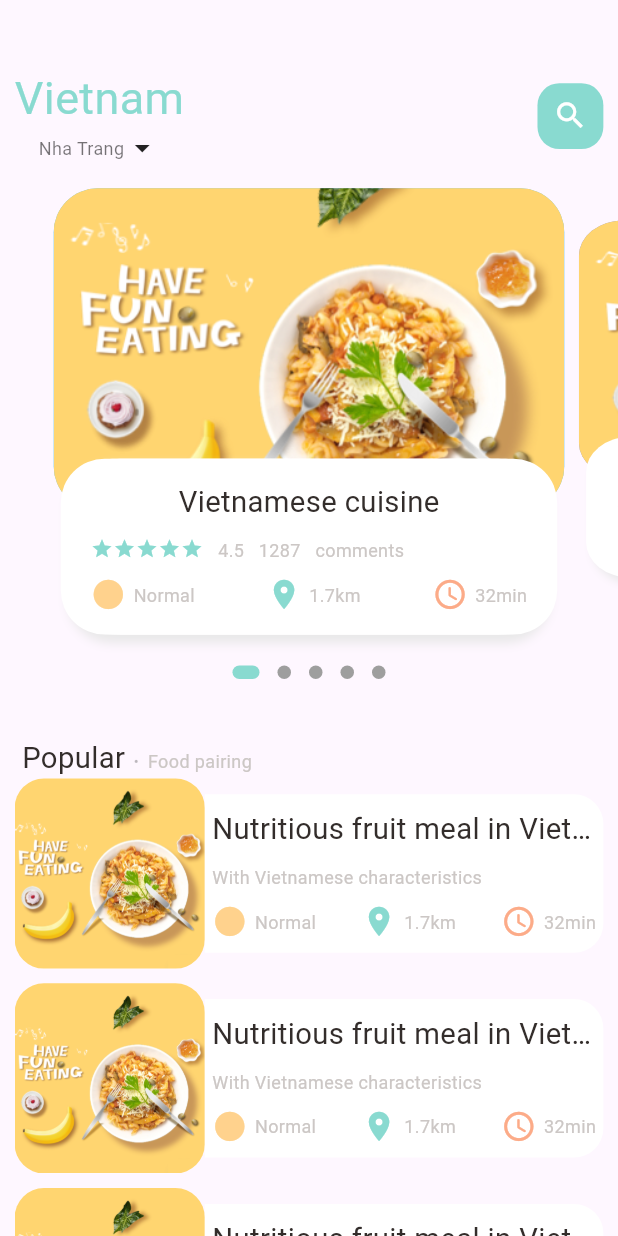
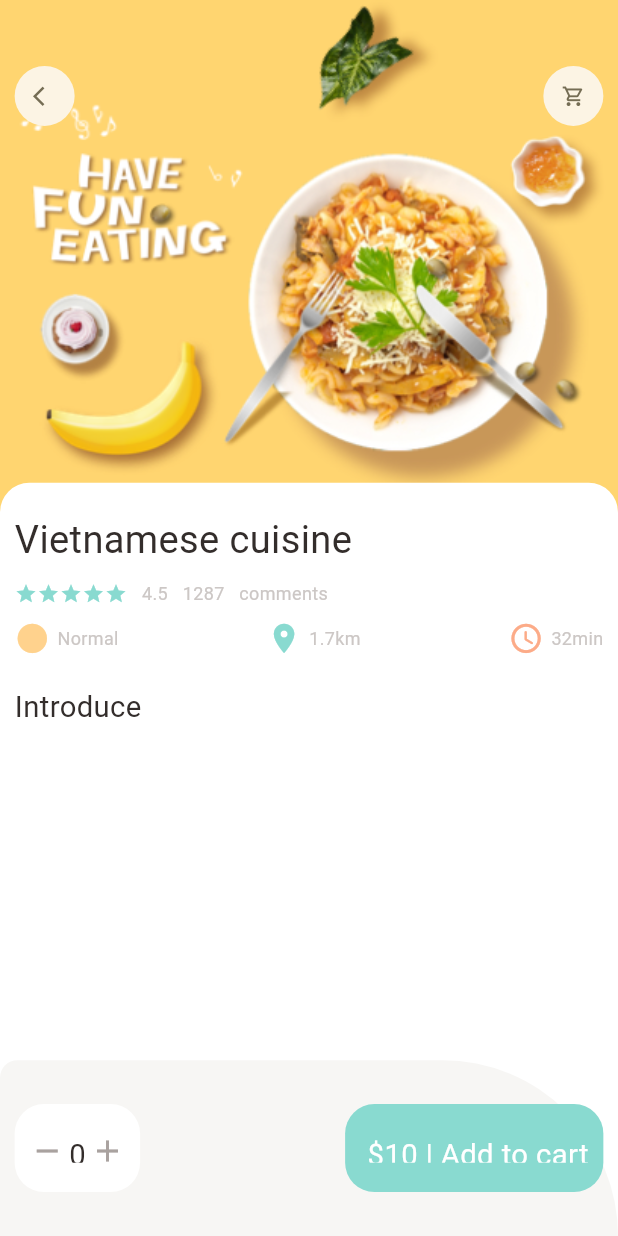
Before and after one commit to phamhuuloc219/e-commerce-app, a Flutter app: the screen it shows after launch, on a phone screen of 412 x 824 dp. Run offline on Flutter 3.47's test engine with Material 3 defaults, Android fonts, the phone set to English and light mode, and no system bars; drawn by our look-alikes of dots_indicator; our stand-ins replace get.

Commit message:
feat: build UI details food

```diff
--- a/lib/main.dart
+++ b/lib/main.dart
@@ -1,4 +1,5 @@
-import 'package:e_commerce_app/home/main_food_page.dart';
+import 'package:e_commerce_app/pages/food/popular_food_details.dart';
+import 'package:e_commerce_app/pages/home/main_food_page.dart';
 import 'package:flutter/material.dart';
 import 'package:get/get.dart';
 
@@ -19,7 +20,8 @@ class MyApp extends StatelessWidget {
         colorScheme: ColorScheme.fromSeed(seedColor: Colors.deepPurple),
         useMaterial3: true,
       ),
-      home: MainFoodPage(),
+      // home: MainFoodPage(),
+      home: PopularFoodDetails(),
     );
   }
 }
--- /dev/null
+++ b/lib/pages/food/popular_food_details.dart
@@ -0,0 +1,131 @@
+import 'package:e_commerce_app/utils/colors.dart';
+import 'package:e_commerce_app/utils/dimensions.dart';
+import 'package:e_commerce_app/widgets/app_column.dart';
+import 'package:e_commerce_app/widgets/app_icon.dart';
+import 'package:e_commerce_app/widgets/big_text.dart';
+import 'package:e_commerce_app/widgets/icon_and_text_widget.dart';
+import 'package:e_commerce_app/widgets/small_text.dart';
+import 'package:flutter/material.dart';
+
+class PopularFoodDetails extends StatelessWidget {
+  const PopularFoodDetails({super.key});
+
+  @override
+  Widget build(BuildContext context) {
+    return Scaffold(
+      backgroundColor: Colors.white,
+      body: Stack(
+        children: [
+          Positioned(
+            left: 0,
+            right: 0,
+            child: Container(
+              width: double.maxFinite,
+              height: Dimensions.popularFoodImgSize,
+              decoration: BoxDecoration(
+                image: DecorationImage(
+                  fit: BoxFit.cover,
+                    image: AssetImage("assets/image/food0.png"),
+                ),
+              ),
+            ),
+          ),
+          Positioned(
+            top: Dimensions.height45,
+            left: Dimensions.width20,
+            right: Dimensions.width20,
+            child: Row(
+              mainAxisAlignment: MainAxisAlignment.spaceBetween,
+                children: [
+                  AppIcon(icon: Icons.arrow_back_ios),
+                  AppIcon(icon: Icons.shopping_cart_outlined),
+                ],
+              ),
+          ),
+          Positioned(
+            left: 0,
+            right: 0,
+            top: Dimensions.popularFoodImgSize - 20,
+            child: Container(
+              padding: EdgeInsets.only(
+                  left: Dimensions.width20,
+                  right: Dimensions.width20,
+                  top: Dimensions.height20
+              ),
+              decoration: BoxDecoration(
+                borderRadius: BorderRadius.only(
+                  topRight: Radius.circular(Dimensions.radius20),
+                  topLeft: Radius.circular(Dimensions.radius20),
+                ),
+                color: Colors.white
+              ),
+              child: Column(
+                crossAxisAlignment: CrossAxisAlignment.start,
+                children: [
+                  AppColumn(text:"Vietnamese cuisine"),
+                  SizedBox(height: Dimensions.height20,),
+                  BigText(text: "Introduce")
+                ],
+              ),
+            ),
+          ),
+        ],
+      ),
+      bottomNavigationBar: Container(
+        height: Dimensions.bottomHeightBar,
+        padding: EdgeInsets.only(
+            top: Dimensions.height30,
+            bottom: Dimensions.height30,
+            left: Dimensions.width20,
+            right: Dimensions.width20
+        ),
+        decoration: BoxDecoration(
+          color: AppColors.buttonBackgroundColor,
+          borderRadius: BorderRadius.only(
+            topLeft: Radius.circular(Dimensions.radius20*2),
+            topRight: Radius.circular(Dimensions.radius20*20)
+          )
+        ),
+        child: Row(
+          mainAxisAlignment: MainAxisAlignment.spaceBetween,
+          children: [
+            Container(
+              padding: EdgeInsets.only(
+                top: Dimensions.height20,
+                bottom: Dimensions.height20,
+                left: Dimensions.width20,
+                right: Dimensions.width20
+              ),
+              decoration: BoxDecoration(
+                  borderRadius: BorderRadius.circular(Dimensions.radius20),
+                  color: Colors.white
+              ),
+              child: Row(
+                children: [
+                  Icon(Icons.remove, color: AppColors.signColor,),
+                  SizedBox(width: Dimensions.width10/2,),
+                  BigText(text: "0"),
+                  SizedBox(width: Dimensions.width10/2,),
+                  Icon(Icons.add, color: AppColors.signColor,),
+                ],
+              ),
+            ),
+            Container(
+              padding: EdgeInsets.only(
+                  top: Dimensions.height20,
+                  bottom: Dimensions.height20,
+                  left: Dimensions.width20,
+                  right: Dimensions.width20
+              ),
+              child: BigText(text: " \$10 | Add to cart", color: Colors.white,),
+              decoration: BoxDecoration(
+                borderRadius: BorderRadius.circular(Dimensions.radius20),
+                color: AppColors.mainColor
+              ),
+            ),
+          ],
+        ),
+      ),
+    );
+  }
+}
--- a/lib/home/food_page_body.dart
+++ b/lib/pages/home/food_page_body.dart
@@ -1,6 +1,7 @@
 import 'package:dots_indicator/dots_indicator.dart';
 import 'package:e_commerce_app/utils/colors.dart';
 import 'package:e_commerce_app/utils/dimensions.dart';
+import 'package:e_commerce_app/widgets/app_column.dart';
 import 'package:e_commerce_app/widgets/big_text.dart';
 import 'package:e_commerce_app/widgets/icon_and_text_widget.dart';
 import 'package:e_commerce_app/widgets/small_text.dart';
@@ -226,52 +227,7 @@ class _FoodPageBodyState extends State<FoodPageBody> {
               ),
               child: Container(
                 padding: EdgeInsets.only(top: Dimensions.height15, left: 15, right: 15),
-                child: Column(
-                  children: [
-                    BigText(text: "Vietnamese cuisine"),
-                    SizedBox(height: Dimensions.height10,),
-                    Row(
-                      crossAxisAlignment: CrossAxisAlignment.start,
-                      children: [
-                        Wrap(
-                          children: List.generate(
-                              5, (index) {
-                            return Icon(
-                              Icons.star, color: AppColors.mainColor, size: 15,);
-                            },
-                          ),
-                        ),
-                        SizedBox(width: Dimensions.height10,),
-                        SmallText(text: "4.5"),
-                        SizedBox(width: Dimensions.height10,),
-                        SmallText(text: "1287"),
-                        SizedBox(width: Dimensions.height10,),
-                        SmallText(text: "comments")
-                      ],
-                    ),
-                    SizedBox(height: Dimensions.height10,),
-                    Row(
-                      mainAxisAlignment: MainAxisAlignment.spaceBetween,
-                      children: [
-                        IconAndTextWidget(
-                            icon: Icons.circle_sharp,
-                            text: "Normal",
-                            iconColor: AppColors.iconColor1
-                        ),
-                        IconAndTextWidget(
-                            icon: Icons.location_on,
-                            text: "1.7km",
-                            iconColor: AppColors.mainColor
-                        ),
-                        IconAndTextWidget(
-                            icon: Icons.access_time_rounded,
-                            text: "32min",
-                            iconColor: AppColors.iconColor2
-                        ),
-                      ],
-                    ),
-                  ],
-                ),
+                child: AppColumn(text:"Vietnamese cuisine"),
               ),
             ),
           ),
--- a/lib/home/main_food_page.dart
+++ b/lib/pages/home/main_food_page.dart
@@ -1,4 +1,4 @@
-import 'package:e_commerce_app/home/food_page_body.dart';
+import 'package:e_commerce_app/pages/home/food_page_body.dart';
 import 'package:e_commerce_app/utils/colors.dart';
 import 'package:e_commerce_app/utils/dimensions.dart';
 import 'package:e_commerce_app/widgets/big_text.dart';
--- a/lib/utils/dimensions.dart
+++ b/lib/utils/dimensions.dart
@@ -21,7 +21,9 @@ class Dimensions{
   static double width20 = screenWidth/42.2;
   static double width30 = screenWidth/28.13;
 
+  // font size
   static double font20 = screenHeight/42.2;
+  static double font26 = screenHeight/32.46;
 
   // dynamic radius
   static double radius15 = screenHeight/56.27;
@@ -30,8 +32,15 @@ class Dimensions{
 
   // icon
   static double iconSize24 = screenHeight/35.17;
+  static double iconSize16 = screenHeight/52.75;
 
-  // list view size 844/390
+  // list view size
   static double listViewImgSize = screenWidth/3.25;
   static double listViewTextContSize = screenWidth/3.9;
+
+  // popular food
+  static double popularFoodImgSize = screenHeight/2.41;
+
+  // bottom height
+  static double bottomHeightBar = screenHeight/7.03;
 }
--- /dev/null
+++ b/lib/widgets/app_column.dart
@@ -0,0 +1,61 @@
+import 'package:e_commerce_app/utils/colors.dart';
+import 'package:e_commerce_app/utils/dimensions.dart';
+import 'package:e_commerce_app/widgets/big_text.dart';
+import 'package:e_commerce_app/widgets/icon_and_text_widget.dart';
+import 'package:e_commerce_app/widgets/small_text.dart';
+import 'package:flutter/material.dart';
+
+class AppColumn extends StatelessWidget {
+  final String text;
+  const AppColumn({super.key, required this.text});
+
+  @override
+  Widget build(BuildContext context) {
+    return Column(
+      crossAxisAlignment: CrossAxisAlignment.start,
+      children: [
+        BigText(text: text, size: Dimensions.font26,),
+        SizedBox(height: Dimensions.height10,),
+        Row(
+          children: [
+            Wrap(
+              children: List.generate(
+                5, (index) {
+                return Icon(
+                  Icons.star, color: AppColors.mainColor, size: 15,);
+              },
+              ),
+            ),
+            SizedBox(width: Dimensions.height10,),
+            SmallText(text: "4.5"),
+            SizedBox(width: Dimensions.height10,),
+            SmallText(text: "1287"),
+            SizedBox(width: Dimensions.height10,),
+            SmallText(text: "comments")
+          ],
+        ),
+        SizedBox(height: Dimensions.height10,),
+        Row(
+          mainAxisAlignment: MainAxisAlignment.spaceBetween,
+          children: [
+            IconAndTextWidget(
+                icon: Icons.circle_sharp,
+                text: "Normal",
+                iconColor: AppColors.iconColor1
+            ),
+            IconAndTextWidget(
+                icon: Icons.location_on,
+                text: "1.7km",
+                iconColor: AppColors.mainColor
+            ),
+            IconAndTextWidget(
+                icon: Icons.access_time_rounded,
+                text: "32min",
+                iconColor: AppColors.iconColor2
+            ),
+          ],
+        ),
+      ],
+    );
+  }
+}
--- /dev/null
+++ b/lib/widgets/app_icon.dart
@@ -0,0 +1,31 @@
+import 'package:e_commerce_app/utils/dimensions.dart';
+import 'package:flutter/material.dart';
+
+class AppIcon extends StatelessWidget {
+  final IconData icon;
+  final Color bgColor;
+  final Color iconColor;
+  final double size;
+  const AppIcon({super.key,
+    required this.icon,
+    this.bgColor = const Color(0xFFfcf4e4),
+    this.iconColor = const Color(0xFF756d54),
+    this.size = 40});
+
+  @override
+  Widget build(BuildContext context) {
+    return Container(
+      width: size,
+      height: size,
+      decoration: BoxDecoration(
+        borderRadius: BorderRadius.circular(size/2),
+        color: bgColor,
+      ),
+      child: Icon(
+        icon,
+        color: iconColor,
+        size: Dimensions.iconSize16,
+      ),
+    );
+  }
+}
```
